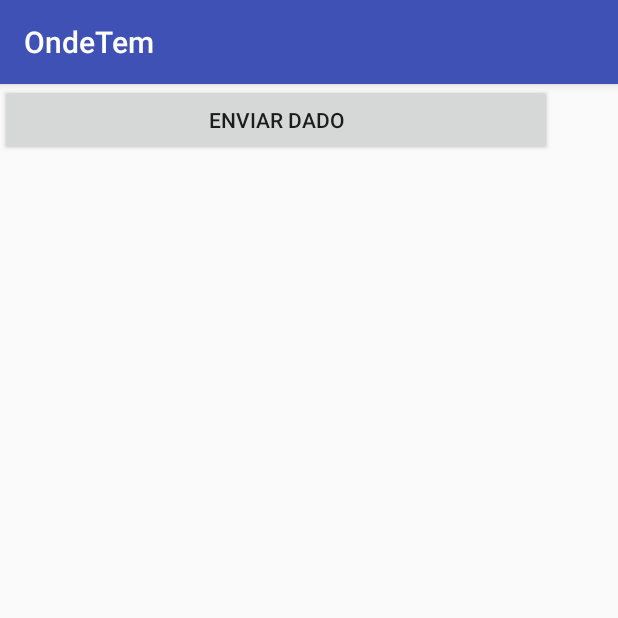
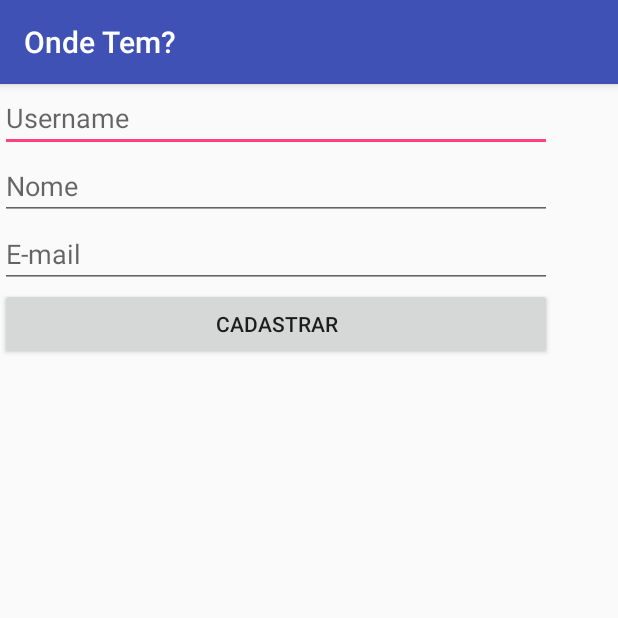
Before and after one commit to ibruno-om/OndeTem, an Android app: the screen it shows after launch (Home before the commit, RegisterActivity after it), on a phone screen of 412 x 824 dp, the top half of it. Run offline under Robolectric (Android 15) with nearby library versions, the phone set to English and light mode, and no system bars; our stand-ins replace Firebase (no records; nobody signed in at launch, a user with empty details on screens opened directly).

Commit message:
Adicionar activity de registro

```diff
--- a/app/src/main/AndroidManifest.xml
+++ b/app/src/main/AndroidManifest.xml
@@ -10,6 +10,8 @@
         android:supportsRtl="true"
         android:theme="@style/AppTheme">
         <activity android:name=".Home">
+        </activity>
+        <activity android:name=".RegisterActivity">
             <intent-filter>
                 <action android:name="android.intent.action.MAIN" />
 
--- /dev/null
+++ b/app/src/main/java/br/ufg/inf/dsdm/ondetem/RegisterActivity.java
@@ -0,0 +1,32 @@
+package br.ufg.inf.dsdm.ondetem;
+
+import android.os.Bundle;
+import android.support.v7.app.AppCompatActivity;
+
+import com.google.firebase.auth.FirebaseAuth;
+import com.google.firebase.auth.FirebaseUser;
+
+
+public class RegisterActivity extends AppCompatActivity {
+
+    private FirebaseAuth.AuthStateListener mAuthListener;
+    private FirebaseUser user;
+
+    @Override
+    protected void onCreate(Bundle savedInstanceState) {
+        super.onCreate(savedInstanceState);
+        setContentView(R.layout.activity_register);
+
+        mAuthListener = new FirebaseAuth.AuthStateListener() {
+            @Override
+            public void onAuthStateChanged(FirebaseAuth firebaseAuth) {
+
+                user = firebaseAuth.getCurrentUser();
+
+                if (user == null) {
+                    finish();
+                }
+            }
+        };
+    }
+}
--- /dev/null
+++ b/app/src/main/res/layout/activity_register.xml
@@ -0,0 +1,58 @@
+<?xml version="1.0" encoding="utf-8"?>
+<android.support.constraint.ConstraintLayout xmlns:android="http://schemas.android.com/apk/res/android"
+    xmlns:app="http://schemas.android.com/apk/res-auto"
+    xmlns:tools="http://schemas.android.com/tools"
+    android:layout_width="match_parent"
+    android:layout_height="match_parent"
+    tools:context="br.ufg.inf.dsdm.ondetem.RegisterActivity">
+
+    <LinearLayout
+        android:layout_width="wrap_content"
+        android:layout_height="wrap_content"
+        android:gravity="center"
+        android:orientation="vertical"
+        tools:layout_editor_absoluteX="8dp"
+        tools:layout_editor_absoluteY="8dp">
+
+        <EditText
+            android:id="@+id/userName"
+            android:layout_width="368dp"
+            android:layout_height="wrap_content"
+            android:layout_weight="1"
+            android:ems="10"
+            android:hint="Username"
+            android:inputType="textPersonName"
+            tools:layout_editor_absoluteX="8dp"
+            tools:layout_editor_absoluteY="4dp" />
+
+        <EditText
+            android:id="@+id/realName"
+            android:layout_width="368dp"
+            android:layout_height="wrap_content"
+            android:layout_weight="1"
+            android:ems="10"
+            android:hint="Nome"
+            android:inputType="textPersonName"
+            tools:layout_editor_absoluteX="8dp"
+            tools:layout_editor_absoluteY="4dp" />
+
+        <EditText
+            android:id="@+id/emailUser"
+            android:layout_width="match_parent"
+            android:layout_height="match_parent"
+            android:layout_weight="1"
+            android:ems="10"
+            android:hint="E-mail"
+            android:inputType="textEmailAddress" />
+
+        <Button
+            android:id="@+id/registerUser"
+            android:layout_width="match_parent"
+            android:layout_height="wrap_content"
+            android:layout_weight="1"
+
+            android:text="Cadastrar" />
+
+    </LinearLayout>
+
+</android.support.constraint.ConstraintLayout>
--- a/app/src/main/res/values/strings.xml
+++ b/app/src/main/res/values/strings.xml
@@ -1,3 +1,3 @@
 <resources>
-    <string name="app_name">OndeTem</string>
+    <string name="app_name">Onde Tem?</string>
 </resources>
```
